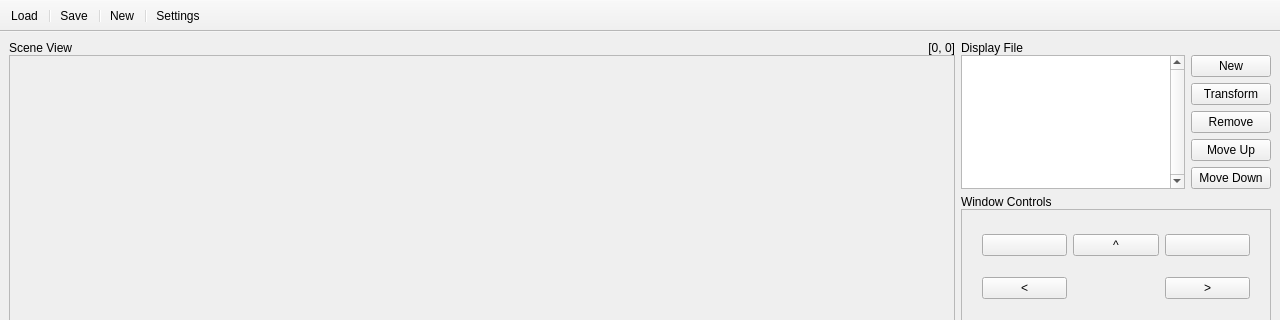
Qt form data/main.ui (RamAddict/Interactive-Graphical-System) before a commit; both pictures show x 0 to 1280 and y 0 to 320 of the 1280 by 720 pixel window.
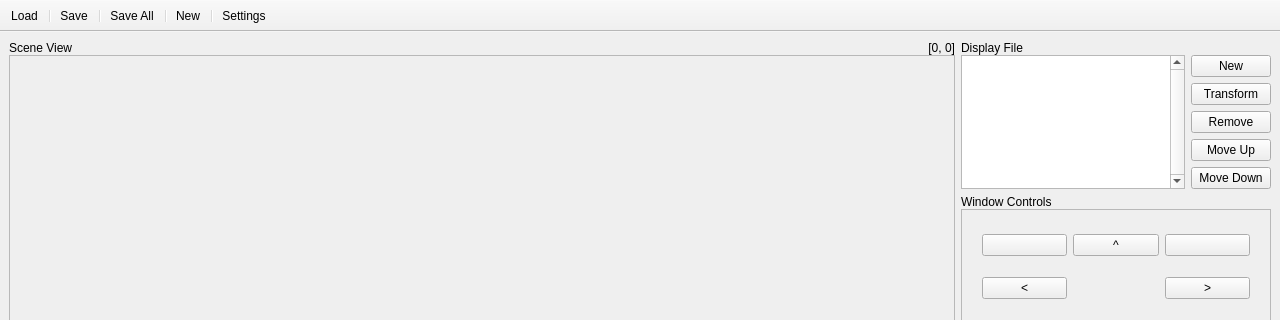
The same form after that commit. Icons and pictures are not drawn.

Commit message: Save The World - Swedish House Mafia

What changed in the file:
```diff
--- a/data/main.ui
+++ b/data/main.ui
@@ -972,6 +972,8 @@
    <addaction name="separator"/>
    <addaction name="actionSave"/>
    <addaction name="separator"/>
+   <addaction name="actionSaveAll"/>
+   <addaction name="separator"/>
    <addaction name="actionNew"/>
    <addaction name="separator"/>
    <addaction name="actionSettings"/>
@@ -996,6 +998,11 @@
     <string>Settings</string>
    </property>
   </action>
+  <action name="actionSaveAll">
+   <property name="text">
+    <string>Save All</string>
+   </property>
+  </action>
  </widget>
  <resources/>
  <connections/>
```
The commit also changes 1 other file.
